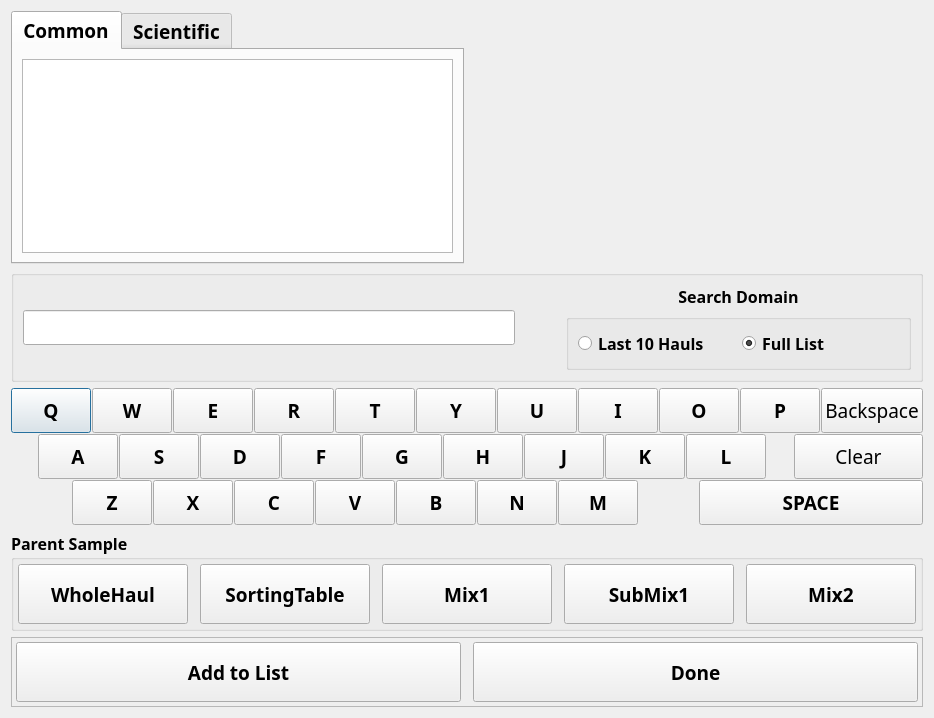
First picture: the form in ui/AddCatchSpcDlg.ui, repository aliciabillings-noaa/CLAMS, before the edit.
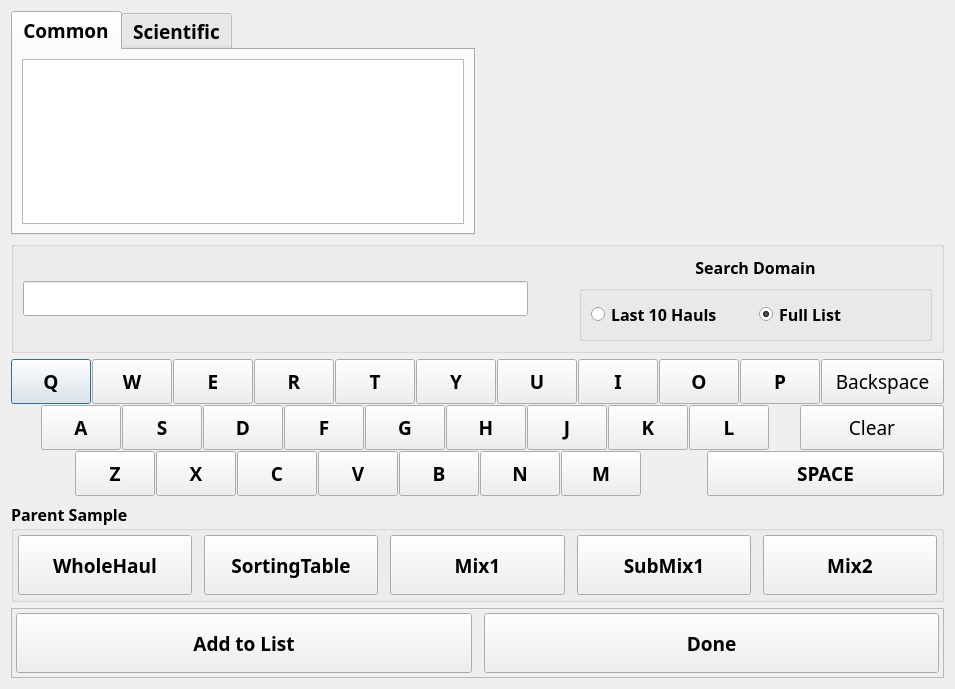
Second picture: the form after the edit.

The edit to the form file:
```diff
--- a/ui/AddCatchSpcDlg.ui
+++ b/ui/AddCatchSpcDlg.ui
@@ -5,6 +5,14 @@
   <property name="windowModality">
    <enum>Qt::NonModal</enum>
   </property>
+  <property name="geometry">
+   <rect>
+    <x>0</x>
+    <y>0</y>
+    <width>955</width>
+    <height>677</height>
+   </rect>
+  </property>
   <property name="windowTitle">
    <string>Add Species</string>
   </property>
```
